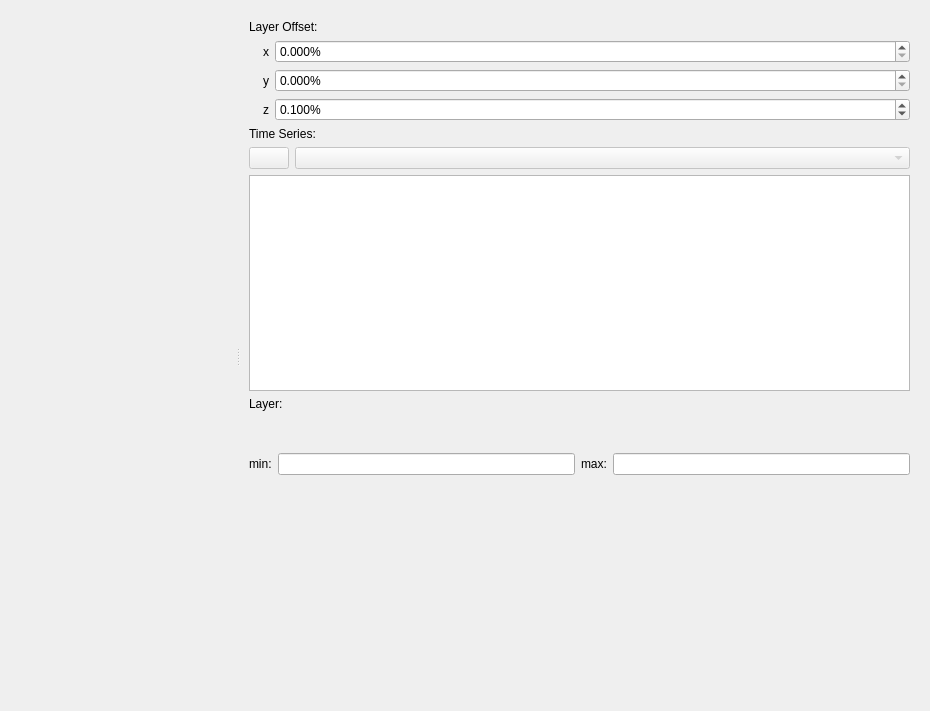
Old version of the form src/dmviewerwindow.ui in the repository iut-ibk/DynaMind-ToolBox.
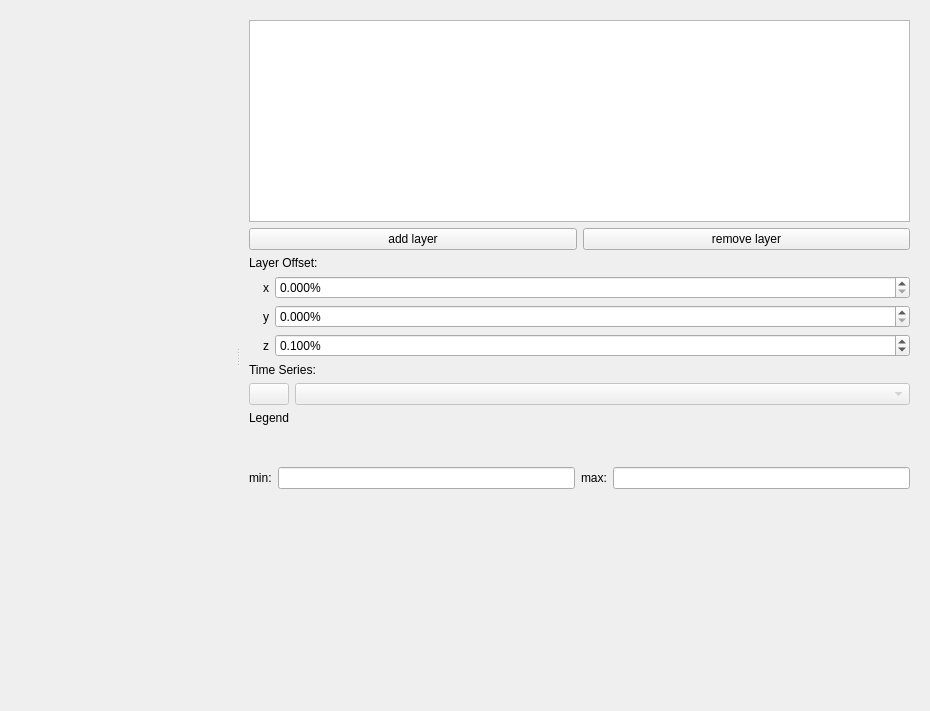
New version of the form. Icons and pictures are not drawn. Custom widgets are drawn as their Qt base class.

Commit message: changed viewer layout, added add layer button, fixed legend

```diff
--- a/src/dmviewerwindow.ui
+++ b/src/dmviewerwindow.ui
@@ -38,6 +38,27 @@
        <number>0</number>
       </property>
       <layout class="QVBoxLayout" name="verticalLayout">
+       <item>
+        <widget class="QListWidget" name="layer_listWidget"/>
+       </item>
+       <item>
+        <layout class="QHBoxLayout" name="horizontalLayout_7" stretch="0,0">
+         <item>
+          <widget class="QPushButton" name="addLayer">
+           <property name="text">
+            <string>add layer</string>
+           </property>
+          </widget>
+         </item>
+         <item>
+          <widget class="QPushButton" name="removeLayer">
+           <property name="text">
+            <string>remove layer</string>
+           </property>
+          </widget>
+         </item>
+        </layout>
+       </item>
        <item>
         <widget class="QLabel" name="label">
          <property name="text">
@@ -225,13 +246,10 @@
          </item>
         </layout>
        </item>
-       <item>
-        <widget class="QListWidget" name="layer_listWidget"/>
-       </item>
        <item>
         <widget class="QLabel" name="label_6">
          <property name="text">
-          <string>Layer:</string>
+          <string>Legend</string>
          </property>
         </widget>
        </item>
```
The commit also changes 2 other files.
